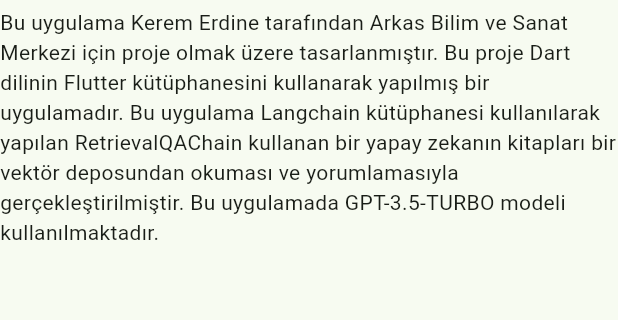
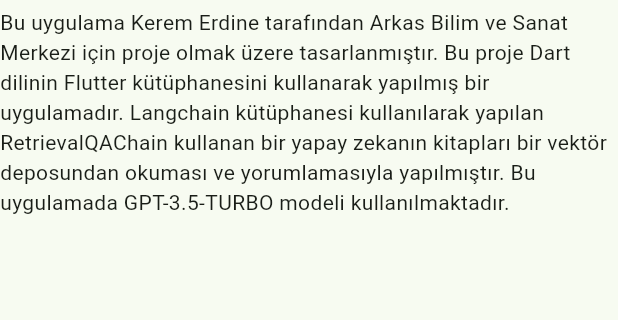
Before and after one commit to keremErdine/flutter_chatbot, a Flutter app: the AboutScreen widget shown alone on an empty page, opened directly, on a phone screen of 412 x 824 dp, the part 24-344 px from its top. Run offline on Flutter 3.47's test engine with Material 2 defaults, Android fonts, the phone set to English and light mode, and no system bars; our stand-ins replace bloc, cross_file, flutter_bloc; missing offline and left inert: langchain, langchain_openai, langchain_pinecone.

Commit message:
Changed the about text a bit

```diff
--- a/lib/screens/about/about_screen.dart
+++ b/lib/screens/about/about_screen.dart
@@ -15,7 +15,7 @@ class AboutScreen extends StatelessWidget {
           height: 5,
         ),
         Text(
-          "Bu uygulama Kerem Erdine tarafından Arkas Bilim ve Sanat Merkezi için proje olmak üzere tasarlanmıştır. Bu proje Dart dilinin Flutter kütüphanesini kullanarak yapılmış bir uygulamadır. Bu uygulama Langchain kütüphanesi kullanılarak yapılan RetrievalQAChain kullanan bir yapay zekanın kitapları bir vektör deposundan okuması ve yorumlamasıyla gerçekleştirilmiştir. Bu uygulamada GPT-3.5-TURBO modeli kullanılmaktadır.",
+          "Bu uygulama Kerem Erdine tarafından Arkas Bilim ve Sanat Merkezi için proje olmak üzere tasarlanmıştır. Bu proje Dart dilinin Flutter kütüphanesini kullanarak yapılmış bir uygulamadır. Langchain kütüphanesi kullanılarak yapılan RetrievalQAChain kullanan bir yapay zekanın kitapları bir vektör deposundan okuması ve yorumlamasıyla yapılmıştır. Bu uygulamada GPT-3.5-TURBO modeli kullanılmaktadır.",
           style: Theme.of(context).textTheme.bodyMedium,
         )
       ],
```
